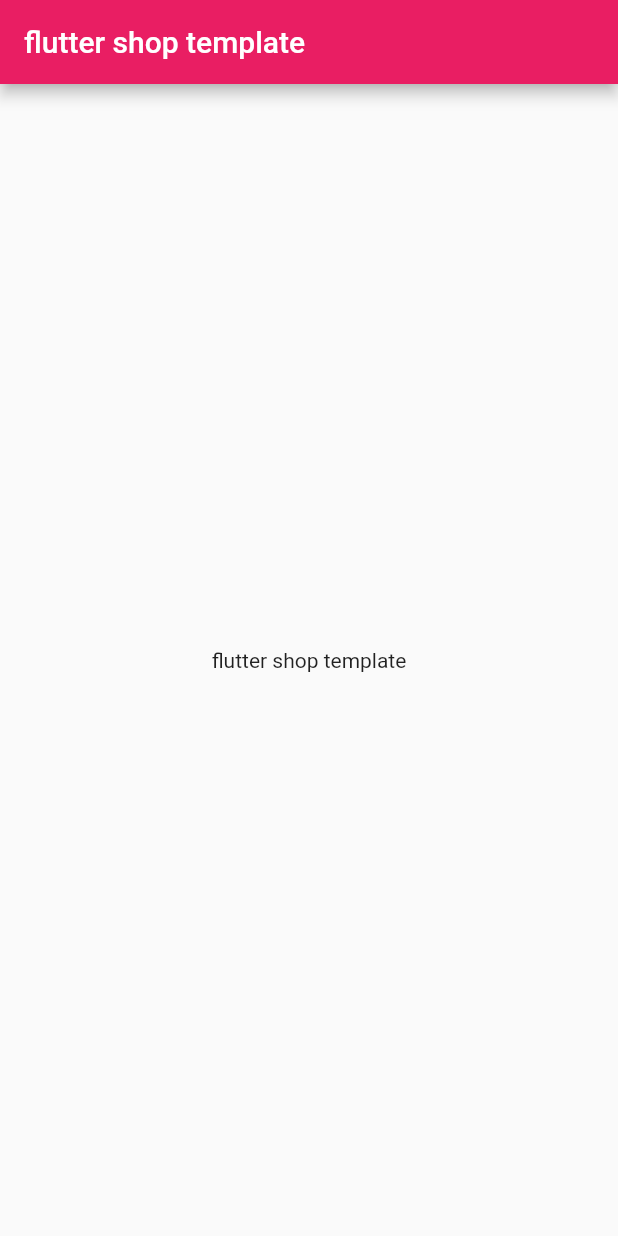
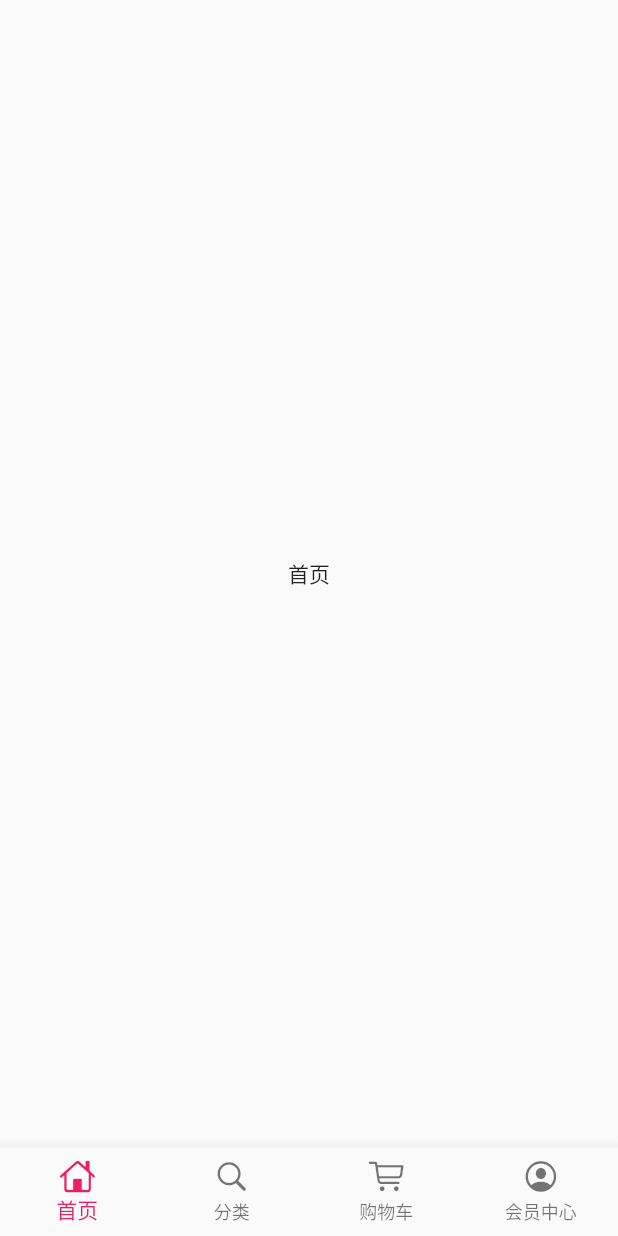
Before and after one commit to XguangY/flutter_shop_template, a Flutter app: the screen it shows after launch, on a phone screen of 412 x 824 dp. Run offline on Flutter 3.47's test engine with Material 2 defaults, Android fonts, the phone set to English and light mode, and no system bars.

Commit message:
'添加主题页面以及底部导航栏'

```diff
--- /dev/null
+++ b/lib/pages/home_page.dart
@@ -0,0 +1,12 @@
+import 'package:flutter/material.dart';
+
+class HomePage extends StatelessWidget {
+  @override
+  Widget build(BuildContext context) {
+    return Scaffold(
+      body: Center(
+        child: Text('首页'),
+      ),
+    );
+  }
+}
--- a/lib/pages/index_page.dart
+++ b/lib/pages/index_page.dart
@@ -1,15 +1,87 @@
+// Material Design 是由Google推出的全新设计语言，
+// 这种设计语言是为手机、平板电脑、台式机和其他平台提供一致，更广泛的外观和感觉。
 import 'package:flutter/material.dart';
 
-class IndexPage extends StatelessWidget {
+// 即IOS风格组件，它重现了很多经典的有IOS特性的交互和界面风格，让适用于IOS的人感觉亲切和友好。
+import 'package:flutter/cupertino.dart';
+
+// 引入四个子页面
+import './cart_page.dart';
+import './category_page.dart';
+import './home_page.dart';
+import './member_page.dart';
+
+// 页面需要使用动态组件
+class IndexPage extends StatefulWidget {
+  @override
+  _IndexPageState createState() => _IndexPageState();
+}
+
+class _IndexPageState extends State<IndexPage> {
+  // 底部栏数据
+  final List<BottomNavigationBarItem> bottomTabs = [
+    BottomNavigationBarItem(
+      icon: Icon(
+        CupertinoIcons.home,
+      ),
+      title: Text('首页'),
+    ),
+    BottomNavigationBarItem(
+      icon: Icon(
+        CupertinoIcons.search,
+      ),
+      title: Text('分类'),
+    ),
+    BottomNavigationBarItem(
+      icon: Icon(
+        CupertinoIcons.shopping_cart,
+      ),
+      title: Text('购物车'),
+    ),
+    BottomNavigationBarItem(
+      icon: Icon(
+        CupertinoIcons.profile_circled,
+      ),
+      title: Text('会员中心'),
+    )
+  ];
+
+  // 初始化一个页面
+  final List tabBodies = [
+    HomePage(),
+    CategoryPage(),
+    CartPage(),
+    MemberPage(),
+  ];
+
+  // 当前选中的页面索引
+  int currentIndex = 0;
+  // 当前选中的页面
+  var currentPage;
+
+  // 初始化选中页面
+  @override
+  void initState() {
+    currentPage = tabBodies[currentIndex];
+    super.initState();
+  }
+
   @override
   Widget build(BuildContext context) {
     return Scaffold(
-      appBar: AppBar(
-        title: Text('flutter shop template'),
+      backgroundColor: Color.fromRGBO(244, 245, 245, 1.0),
+      bottomNavigationBar: BottomNavigationBar(
+        type: BottomNavigationBarType.fixed,
+        currentIndex: currentIndex,
+        items: bottomTabs,
+        onTap: (index) {
+          setState(() {
+            currentIndex = index;
+            currentPage = tabBodies[index];
+          });
+        },
       ),
-      body: Center(
-        child: Text('flutter shop template'),
-      ),
+      body: currentPage,
     );
   }
 }
```
Also changed, not shown: lib/pages/cart_page.dart (added, +12 -0 lines), lib/pages/category_page.dart (added, +12 -0 lines), lib/pages/member_page.dart (added, +12 -0 lines).
